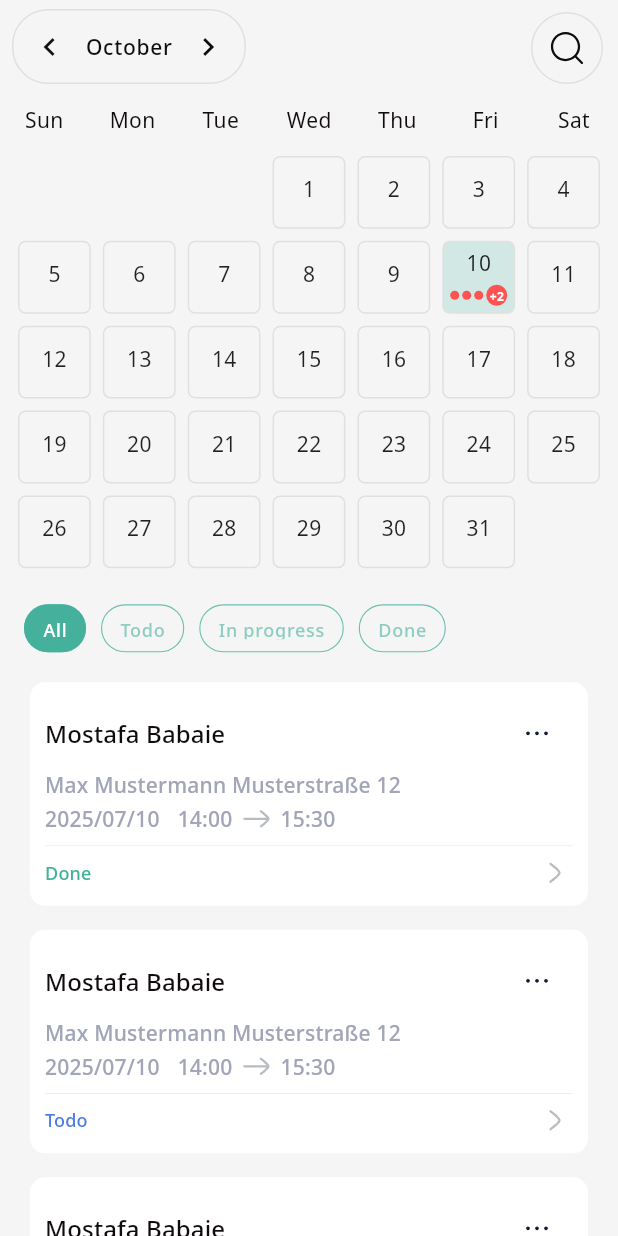
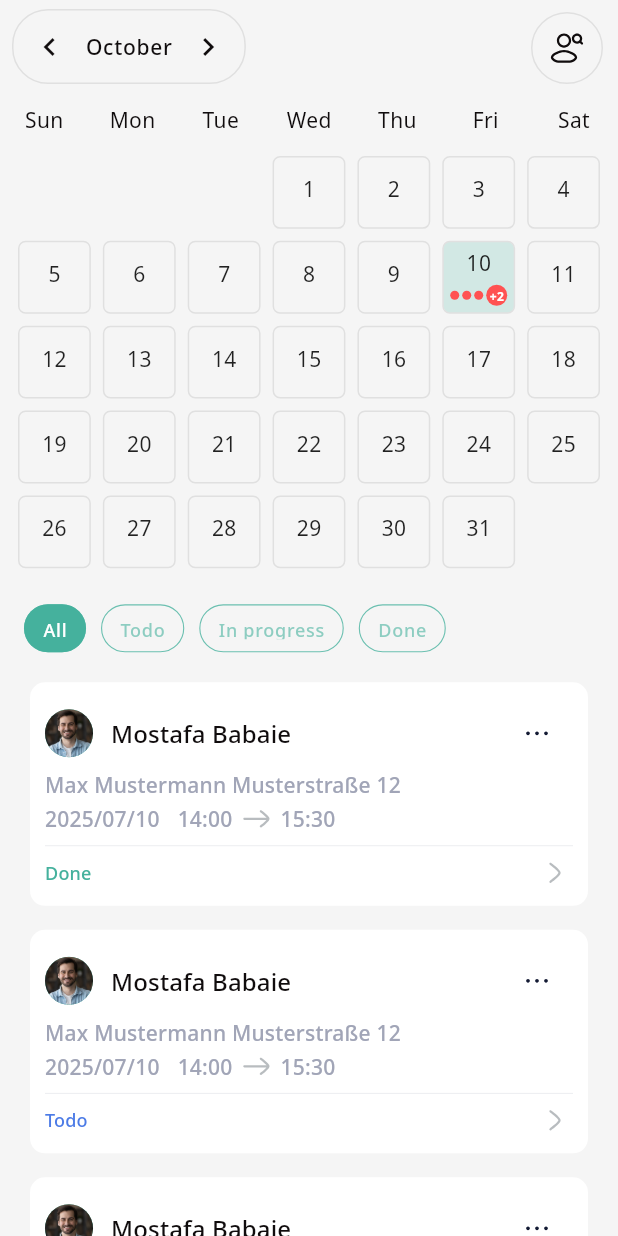
Before and after one commit to DigiCarePro2026/DigiCarePro-App, a Flutter app: the MissionsScreen screen opened directly, on a phone screen of 412 x 824 dp. Run offline on Flutter 3.47's test engine with Material 3 defaults, Android fonts, the phone set to English and light mode, and no system bars; our stand-ins replace dartz, dio, dropdown_search, flutter_svg, get, internet_connection_checker and 2 more; accounts and stored records are empty.

Commit message:
feat:add customers & employees

```diff
--- a/lib/app/data/api/api_provider.dart
+++ b/lib/app/data/api/api_provider.dart
@@ -83,9 +83,7 @@ class ApiProvider {
 
           logger.e('Error occurred: ${error.message}');
 
-          logger.e('خطااااااااا');
-
-          return handler.next(error); // Continue to the next interceptor or error
+          return handler.next(DioException.connectionError(requestOptions: error.requestOptions, reason: 'Connection failed')); // Continue to the next interceptor or error
         },
       ),
     );
--- a/lib/app/routes/app_pages.dart
+++ b/lib/app/routes/app_pages.dart
@@ -1,5 +1,7 @@
 import 'package:digi_care_pro/app/ui/pages/account/login_screen.dart';
 import 'package:digi_care_pro/app/ui/pages/main/main_screen.dart';
+import 'package:digi_care_pro/app/ui/pages/menu/customer_list_screen.dart';
+import 'package:digi_care_pro/app/ui/pages/menu/employee_list_screen.dart';
 import 'package:digi_care_pro/app/ui/pages/mission/mission_details_screen.dart';
 import 'package:get/get_navigation/src/routes/get_route.dart';
 
@@ -19,5 +21,13 @@ class AppPages {
       name: Routes.MISSION_DETAILS,
       page: () => const MissionDetailsScreen(),
     ),
+    GetPage(
+      name: Routes.CUSTOMER_LIST,
+      page: () => const CustomerListScreen(),
+    ),
+    GetPage(
+      name: Routes.EMPLOYEE_LIST,
+      page: () => const EmployeeListScreen(),
+    ),
   ];
 }
--- a/lib/app/routes/app_routes.dart
+++ b/lib/app/routes/app_routes.dart
@@ -4,4 +4,6 @@ abstract class Routes {
   static const HOME = '/';
   static const LOGIN = '/login';
   static const MISSION_DETAILS = '/missions/mission-details';
+  static const CUSTOMER_LIST = '/customer-list';
+  static const EMPLOYEE_LIST = '/employee-list';
 }
--- a/lib/app/ui/pages/menu/profile_screen.dart
+++ b/lib/app/ui/pages/menu/profile_screen.dart
@@ -1,4 +1,5 @@
 import 'package:digi_care_pro/app/logic/profile_logic.dart';
+import 'package:digi_care_pro/app/routes/app_routes.dart';
 import 'package:digi_care_pro/app/ui/theme/app_colors.dart';
 import 'package:digi_care_pro/app/ui/theme/app_dimens.dart';
 import 'package:digi_care_pro/app/ui/widgets/confirm_dialog.dart';
@@ -166,7 +167,7 @@ class _ProfileScreenState extends State<ProfileScreen> {
                 child: Column(
                   children: [
                     InkWell(
-                      onTap: () {},
+                      onTap: () => Get.toNamed(Routes.CUSTOMER_LIST),
                       borderRadius: BorderRadius.circular(12),
                       child: Padding(
                         padding: const EdgeInsets.all(profileItemPadding),
@@ -187,7 +188,7 @@ class _ProfileScreenState extends State<ProfileScreen> {
                       endIndent: profileItemPadding,
                     ),
                     InkWell(
-                      onTap: () {},
+                      onTap: () => Get.toNamed(Routes.EMPLOYEE_LIST),
                       borderRadius: BorderRadius.circular(12),
                       child: Padding(
                         padding: const EdgeInsets.all(profileItemPadding),
--- a/lib/app/ui/pages/mission/missions_screen.dart
+++ b/lib/app/ui/pages/mission/missions_screen.dart
@@ -95,7 +95,13 @@ class _MissionsScreenState extends State<MissionsScreen> {
               children: [
                 Row(
                   children: [
-                    Expanded(child: Text('Mostafa Babaie', style: Theme.of(context).textTheme.labelLarge)),
+                    Expanded(child: Row(
+                      children: [
+                        CircleAvatar(radius: 16, backgroundImage: AssetImage('assets/images/profile-sample.jpg')),
+                        SizedBox(width: 12),
+                        Text('Mostafa Babaie', style: Theme.of(context).textTheme.labelLarge),
+                      ],
+                    )),
                     PopupMenuButton(
                       icon: SvgPicture.asset('assets/icons/more-hor.svg'),
                       onSelected: (value) {
--- a/lib/app/ui/theme/app_theme.dart
+++ b/lib/app/ui/theme/app_theme.dart
@@ -63,7 +63,7 @@ class AppTheme {
         foregroundColor: AppColors.textOnPrimaryPrimaryLight,
         padding: const EdgeInsets.symmetric(vertical: 14),
         minimumSize: const Size(double.infinity, 48),
-        shape: RoundedRectangleBorder(borderRadius: BorderRadius.circular(12)),
+        shape: RoundedRectangleBorder(borderRadius: BorderRadius.circular(24)),
         textStyle: TextStyle(fontSize: 16, fontWeight: FontWeight.w500),
       ),
     ),
--- a/lib/app/ui/widgets/animated_search_bar.dart
+++ b/lib/app/ui/widgets/animated_search_bar.dart
@@ -1,5 +1,6 @@
 import 'package:flutter/material.dart';
 import 'package:flutter_svg/flutter_svg.dart';
+import 'package:dropdown_search/dropdown_search.dart';
 
 class AnimatedSearchField extends StatefulWidget {
   const AnimatedSearchField({super.key});
@@ -10,8 +11,12 @@ class AnimatedSearchField extends StatefulWidget {
 
 class _AnimatedSearchFieldState extends State<AnimatedSearchField> {
   bool isExpanded = false;
+  bool animationEnd = false;
+
   final Duration animationDuration = const Duration(milliseconds: 300);
-  final TextEditingController _controller = TextEditingController();
+  String? selectedItem;
+
+  final List<String> items = ['Apple', 'Banana', 'Cherry', 'Mango', 'Orange', 'Peach', 'Strawberry'];
 
   @override
   Widget build(BuildContext context) {
@@ -20,51 +25,81 @@ class _AnimatedSearchFieldState extends State<AnimatedSearchField> {
       onTap: () {
         setState(() {
           isExpanded = !isExpanded;
+
+          if (isExpanded) {
+            animationEnd = false;
+          }
         });
       },
       child: AnimatedContainer(
         duration: animationDuration,
         curve: Curves.easeInOut,
         height: 48,
-        width: isExpanded ? 200 : 48,
+        width: isExpanded ? 250 : 48,
+        onEnd: () {
+          setState(() {
+            animationEnd = true;
+          });
+        },
         decoration: BoxDecoration(
-          border: Border.all(
-            color: Theme.of(context).colorScheme.outline,
-            width: 1,
-          ),
+          border: Border.all(color: Theme.of(context).colorScheme.outline, width: 1),
           borderRadius: BorderRadius.circular(24),
-          // color: Theme.of(context).colorScheme.surface,
         ),
         child: Row(
           children: [
-            // آیکون سرچ همیشه
             Padding(
               padding: const EdgeInsets.only(left: 11.0, right: 8),
               child: SvgPicture.asset(
-                'assets/icons/search.svg',
+                'assets/icons/search-customer.svg',
                 color: Theme.of(context).colorScheme.onSurface,
               ),
             ),
-            // فقط وقتی expand شده، TextField اضافه می‌کنیم
             if (isExpanded)
               Expanded(
                 child: Padding(
                   padding: const EdgeInsets.only(right: 8.0),
-                  child: TextField(
-                    controller: _controller,
-                    autofocus: true,
-                    decoration: const InputDecoration(
-                      hintText: 'Search...',
-                      border: InputBorder.none,
-                      isDense: true,
+                  child: Visibility(
+                    visible: animationEnd,
+                    child: DropdownSearch<String>(
+                      items: (filter, infiniteScrollProps) => items,
+                      selectedItem: selectedItem,
+                      onChanged: (value) {
+                        setState(() {
+                          selectedItem = value;
+                        });
+                      },
+                      popupProps: PopupProps.menu(
+                        showSearchBox: true,
+                        searchFieldProps: TextFieldProps(
+                          decoration: InputDecoration(
+                            hintText: 'Search...',
+                            border: InputBorder.none,
+                            hintStyle: Theme.of(context).textTheme.titleMedium,
+                          ),
+                        ),
+                      ),
+                      decoratorProps: DropDownDecoratorProps(
+                        textAlignVertical: TextAlignVertical(y: 0),
+                        decoration: InputDecoration(
+                          hintText: "Select customer",
+                          hintStyle: Theme.of(context).textTheme.labelMedium,
+                          border: InputBorder.none,
+                          isDense: true,
+                          contentPadding: EdgeInsets.zero,
+                        ),
+                      ),
+                      dropdownBuilder: (context, selectedItem) => Text(
+                        selectedItem ?? '',
+                        style: Theme.of(context).textTheme.labelSmall,
+                        overflow: TextOverflow.ellipsis,
+                      ),
                     ),
-                    style: Theme.of(context).textTheme.labelSmall,
                   ),
                 ),
               ),
           ],
         ),
-      )
+      ),
     );
   }
 }
--- a/lib/app/ui/widgets/confirm_dialog.dart
+++ b/lib/app/ui/widgets/confirm_dialog.dart
@@ -70,8 +70,9 @@ class FrostedGlassDialog extends StatelessWidget {
         child: InkWell(
           borderRadius: BorderRadius.circular(28),
           onTap: () {
+            Navigator.of(context).pop();
+
             buttonModel.onTap.call();
-            Navigator.of(context).pop();
           },
           child: Ink(
             decoration: BoxDecoration(
--- a/lib/config/translations/en_US.dart
+++ b/lib/config/translations/en_US.dart
@@ -28,4 +28,8 @@ const Map<String, String> enUS = {
   'customer_list': 'Customer list',
   'employee_list': 'Employee list',
   'mission_details': 'Mission details',
+  'customer_list_search_hint': 'Search customers ...',
+  'call': 'Call',
+  'add_mission': 'Add Mission',
+  'employee_list_search_hint': 'Search employees ...',
 };
--- a/pubspec.yaml
+++ b/pubspec.yaml
@@ -20,6 +20,7 @@ dependencies:
   dartz:
   internet_connection_checker:
   logger: ^2.6.1
+  dropdown_search: ^6.0.2
 
 
 dev_dependencies:
```
Also changed, not shown: lib/app/ui/pages/menu/customer_list_screen.dart (added, +81 -0 lines), lib/app/ui/pages/menu/employee_list_screen.dart (added, +69 -0 lines), lib/app/ui/pages/mission/mission_details_screen.dart (+17 -5 lines), lib/app/ui/widgets/search_bar_widget.dart (added, +43 -0 lines), assets/icons/search-customer.svg (added), pubspec.lock.
